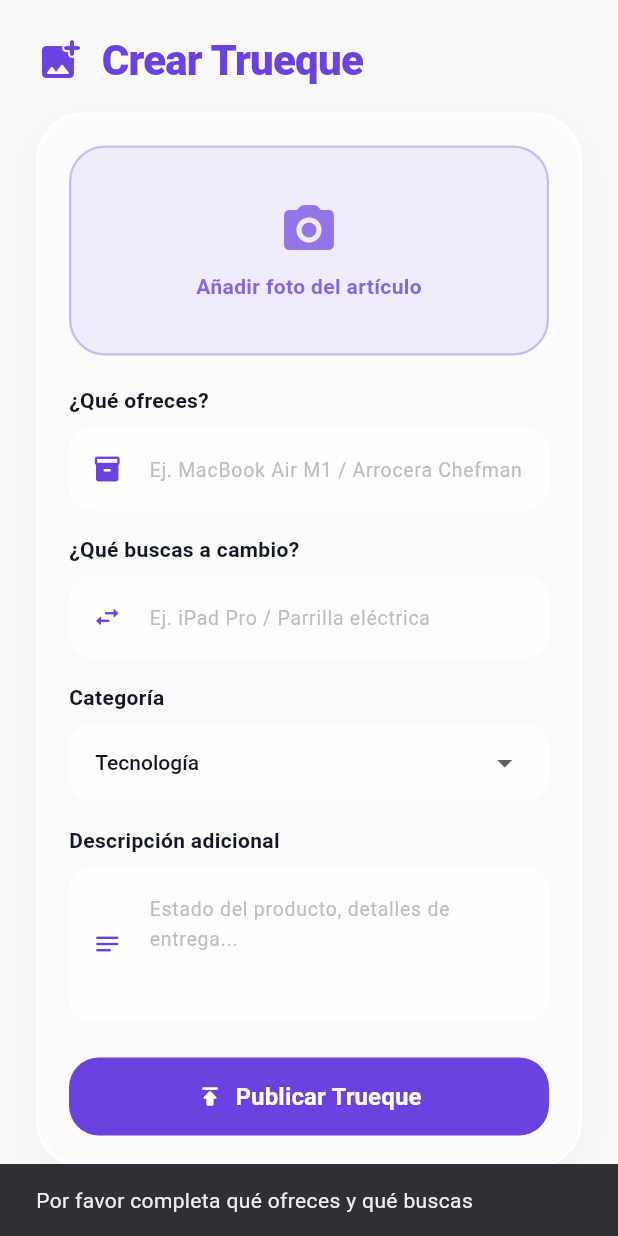
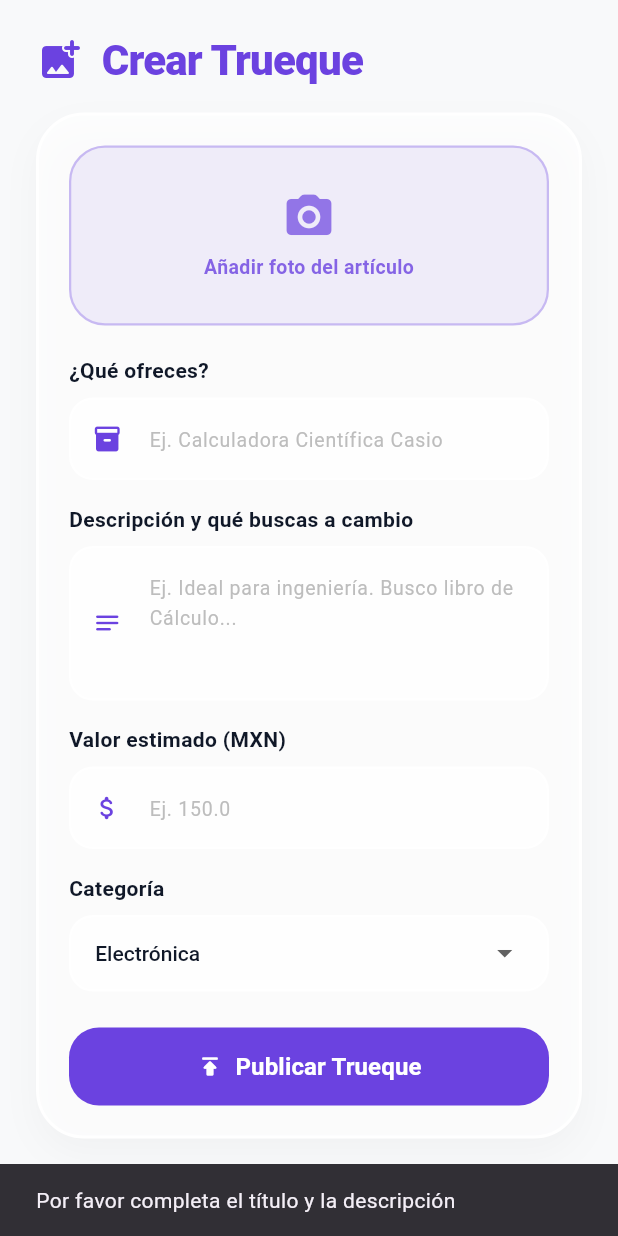
Before and after one commit to DiegoMillaan/Truequi-App, a Flutter app: the PublicarPage widget shown alone on an empty page, opened directly, after a tap on "Publicar Trueque", on a phone screen of 412 x 824 dp. Run offline on Flutter 3.47's test engine with Material 3 defaults, Android fonts, the phone set to English and light mode, and no system bars; our stand-ins replace google_sign_in; missing offline and left inert: google_sign_in_web; statements that could not run were skipped.

Commit message:
Avance en mobile

```diff
--- a/mobile/lib/publicar_page.dart
+++ b/mobile/lib/publicar_page.dart
@@ -1,5 +1,6 @@
 import 'package:flutter/material.dart';
 import 'home_page.dart';
+import '/services/producto_service.dart'; // Importamos tu servicio de AWS
 
 class PublicarPage extends StatefulWidget {
   const PublicarPage({super.key});
@@ -10,43 +11,80 @@ class PublicarPage extends StatefulWidget {
 
 class _PublicarPageState extends State<PublicarPage> {
   final _tituloController = TextEditingController();
-  final _buscanController = TextEditingController();
   final _descripcionController = TextEditingController();
+  final _precioController = TextEditingController();
 
-  String _categoriaSeleccionada = 'Tecnología';
+  // Categorías sincronizadas con el backend
+  String _categoriaSeleccionada = 'Electrónica';
   final List<String> _categorias = [
-    'Tecnología',
+    'Electrónica',
+    'Libros',
+    'Accesorios',
     'Hogar y Cocina',
-    'Juegos de Mesa',
     'Mascotas',
-    'Libros y Educación',
   ];
+
+  bool _isPublishing = false;
 
   @override
   void dispose() {
     _tituloController.dispose();
-    _buscanController.dispose();
     _descripcionController.dispose();
+    _precioController.dispose();
     super.dispose();
   }
 
-  void _publicarTrueque() {
-    if (_tituloController.text.trim().isEmpty || _buscanController.text.trim().isEmpty) {
+  // Enviar datos usando ProductoService hacia AWS
+  Future<void> _publicarTrueque() async {
+    if (_tituloController.text.trim().isEmpty || _descripcionController.text.trim().isEmpty) {
       ScaffoldMessenger.of(context).showSnackBar(
-        const SnackBar(content: Text('Por favor completa qué ofreces y qué buscas')),
+        const SnackBar(content: Text('Por favor completa el título y la descripción')),
       );
       return;
     }
 
-    // Aquí conectarás con tu backend de AWS API Gateway más adelante con Millán
+    setState(() => _isPublishing = true);
+
+    // Limpiamos el texto por si pusiste "$" o comas por accidente
+    String textoPrecio = _precioController.text.replaceAll(RegExp(r'[^0-9.]'), '');
+
+    // Lo convertimos a número decimal. Si está vacío o es inválido, le ponemos 1.0
+    double precioFinal = double.tryParse(textoPrecio) ?? 1.0;
+
+    // AWS nos exige que sea estrictamente mayor a 0
+    if (precioFinal <= 0) precioFinal = 1.0;
+
+    // Estructura blindada para que AWS no se queje de nada
+    final productoData = {
+      'id': DateTime.now().millisecondsSinceEpoch.toString(), // Generamos un ID único simulado
+      'titulo': _tituloController.text.trim(),
+      'descripcion': _descripcionController.text.trim(),
+      'precio': precioFinal, // Lo mandamos como string limpio ('150.0')
+      'categoria': _categoriaSeleccionada,
+      'vendedorId': '1',
+      'imagenUrl': 'https://truequi-images-dm2026.s3.amazonaws.com/dummy/default.jpg',
+    };
+
+    final servicio = ProductoService();
+    final exito = await servicio.crearProducto(productoData);
+
+    if (!mounted) return;
+    setState(() => _isPublishing = false);
+
+    if (exito) {
       ScaffoldMessenger.of(context).showSnackBar(
-      SnackBar(content: Text('¡Trueque "${_tituloController.text}" publicado con éxito!')),
+        SnackBar(content: Text('¡Trueque "${_tituloController.text}" publicado en AWS con éxito!')),
       );
 
       // Limpiar campos
       _tituloController.clear();
-    _buscanController.clear();
       _descripcionController.clear();
+      _precioController.clear();
+    } else {
+      ScaffoldMessenger.of(context).showSnackBar(
+        const SnackBar(content: Text('Hubo un error al conectar con AWS. Intenta más tarde.')),
+      );
+    }
   }
 
   @override
@@ -103,7 +141,7 @@ class _PublicarPageState extends State<PublicarPage> {
                 children: [
                   // Simulación de carga de foto
                   Container(
-                    height: 140,
+                    height: 120,
                     decoration: BoxDecoration(
                       color: TruequiColors.purpura.withValues(alpha: 0.08),
                       borderRadius: BorderRadius.circular(24),
@@ -117,14 +155,14 @@ class _PublicarPageState extends State<PublicarPage> {
                       child: Column(
                         mainAxisAlignment: MainAxisAlignment.center,
                         children: [
-                          Icon(Icons.camera_alt_rounded, size: 40, color: TruequiColors.purpura.withValues(alpha: 0.7)),
-                          const SizedBox(height: 8),
+                          Icon(Icons.camera_alt_rounded, size: 36, color: TruequiColors.purpura.withValues(alpha: 0.7)),
+                          const SizedBox(height: 6),
                           Text(
                             'Añadir foto del artículo',
                             style: TextStyle(
                               color: TruequiColors.purpura.withValues(alpha: 0.8),
                               fontWeight: FontWeight.w600,
-                              fontSize: 14,
+                              fontSize: 13,
                             ),
                           ),
                         ],
@@ -133,27 +171,39 @@ class _PublicarPageState extends State<PublicarPage> {
                   ),
                   const SizedBox(height: 20),
 
-                  // Campo: Título (Qué ofreces)
+                  // Campo: Título
                   const Text('¿Qué ofreces?', style: TextStyle(fontWeight: FontWeight.bold, color: TruequiColors.textoOscuro)),
                   const SizedBox(height: 8),
                   _buildTextField(
                     controller: _tituloController,
-                    hintText: 'Ej. MacBook Air M1 / Arrocera Chefman',
+                    hintText: 'Ej. Calculadora Científica Casio',
                     icon: Icons.inventory_2_rounded,
                   ),
                   const SizedBox(height: 16),
 
-                  // Campo: Qué buscas a cambio
-                  const Text('¿Qué buscas a cambio?', style: TextStyle(fontWeight: FontWeight.bold, color: TruequiColors.textoOscuro)),
+                  // Campo: Descripción / Qué buscas
+                  const Text('Descripción y qué buscas a cambio', style: TextStyle(fontWeight: FontWeight.bold, color: TruequiColors.textoOscuro)),
                   const SizedBox(height: 8),
                   _buildTextField(
-                    controller: _buscanController,
-                    hintText: 'Ej. iPad Pro / Parrilla eléctrica',
-                    icon: Icons.swap_horiz_rounded,
+                    controller: _descripcionController,
+                    hintText: 'Ej. Ideal para ingeniería. Busco libro de Cálculo...',
+                    icon: Icons.notes_rounded,
+                    maxLines: 3,
                   ),
                   const SizedBox(height: 16),
 
-                  // Selector de Categoría
+                  // Campo: Valor / Precio estimado
+                  const Text('Valor estimado (MXN)', style: TextStyle(fontWeight: FontWeight.bold, color: TruequiColors.textoOscuro)),
+                  const SizedBox(height: 8),
+                  _buildTextField(
+                    controller: _precioController,
+                    hintText: 'Ej. 150.0',
+                    icon: Icons.attach_money_rounded,
+                    keyboardType: TextInputType.number,
+                  ),
+                  const SizedBox(height: 16),
+
+                  // Selector de Categoría (Sincronizado con DynamoDB)
                   const Text('Categoría', style: TextStyle(fontWeight: FontWeight.bold, color: TruequiColors.textoOscuro)),
                   const SizedBox(height: 8),
                   Container(
@@ -178,17 +228,6 @@ class _PublicarPageState extends State<PublicarPage> {
                       ),
                     ),
                   ),
-                  const SizedBox(height: 16),
-
-                  // Descripción opcional
-                  const Text('Descripción adicional', style: TextStyle(fontWeight: FontWeight.bold, color: TruequiColors.textoOscuro)),
-                  const SizedBox(height: 8),
-                  _buildTextField(
-                    controller: _descripcionController,
-                    hintText: 'Estado del producto, detalles de entrega...',
-                    icon: Icons.notes_rounded,
-                    maxLines: 3,
-                  ),
                   const SizedBox(height: 24),
 
                   // Botón de Publicar
@@ -196,14 +235,16 @@ class _PublicarPageState extends State<PublicarPage> {
                     width: double.infinity,
                     height: 52,
                     child: ElevatedButton(
-                      onPressed: _publicarTrueque,
+                      onPressed: _isPublishing ? null : _publicarTrueque,
                       style: ElevatedButton.styleFrom(
                         backgroundColor: TruequiColors.purpura,
                         foregroundColor: Colors.white,
                         elevation: 0,
                         shape: RoundedRectangleBorder(borderRadius: BorderRadius.circular(20)),
                       ),
-                      child: const Row(
+                      child: _isPublishing
+                          ? const CircularProgressIndicator(color: Colors.white)
+                          : const Row(
                               mainAxisAlignment: MainAxisAlignment.center,
                               children: [
                                 Icon(Icons.publish_rounded),
@@ -230,6 +271,7 @@ class _PublicarPageState extends State<PublicarPage> {
     required String hintText,
     required IconData icon,
     int maxLines = 1,
+    TextInputType keyboardType = TextInputType.text,
   }) {
     return Container(
       decoration: BoxDecoration(
@@ -240,6 +282,7 @@ class _PublicarPageState extends State<PublicarPage> {
       child: TextField(
         controller: controller,
         maxLines: maxLines,
+        keyboardType: keyboardType,
         decoration: InputDecoration(
           hintText: hintText,
           hintStyle: TextStyle(color: Colors.grey.shade400, fontSize: 13),
--- a/mobile/pubspec.yaml
+++ b/mobile/pubspec.yaml
@@ -16,7 +16,7 @@ publish_to: 'none' # Remove this line if you wish to publish to pub.dev
 # https://developer.apple.com/library/archive/documentation/General/Reference/InfoPlistKeyReference/Articles/CoreFoundationKeys.html
 # In Windows, build-name is used as the major, minor, and patch parts
 # of the product and file versions while build-number is used as the build suffix.
-version: 1.0.0+12
+version: 1.0.0+13
 
 environment:
   sdk: ^3.12.2
```
Also changed, not shown: mobile/lib/detalle_producto_page.dart (added, +120 -0 lines), mobile/lib/explorar_page.dart (+30 -22 lines), mobile/lib/services/producto_service.dart (+39 -7 lines). Lines whose indentation alone changed are shown as unchanged.
